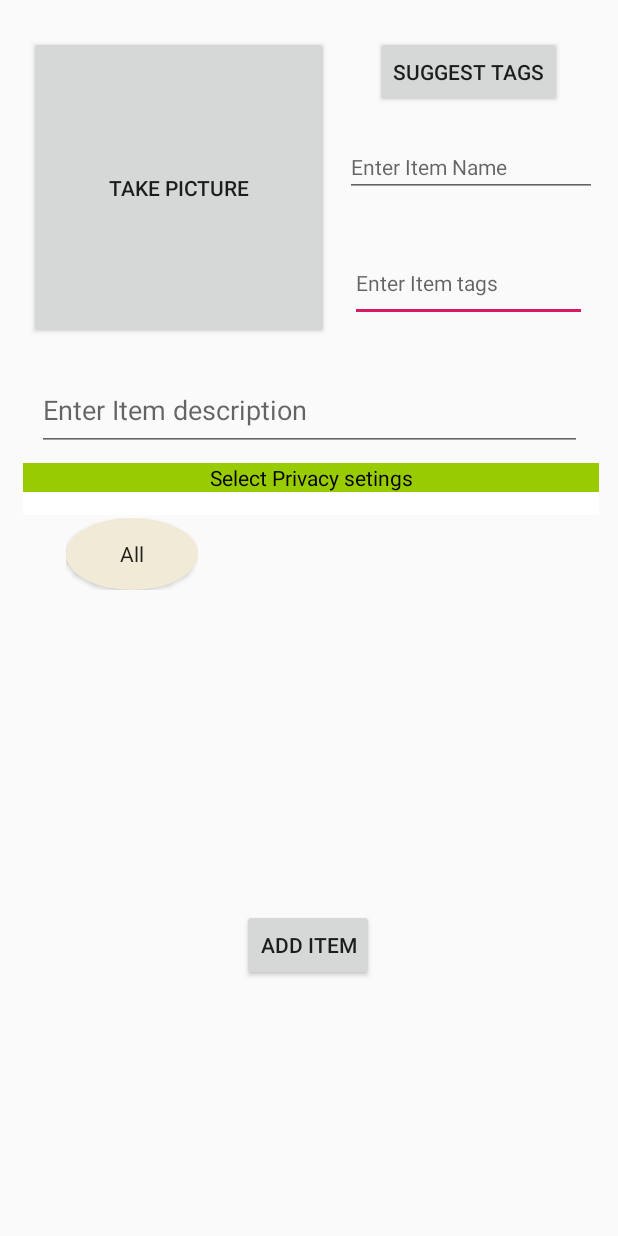
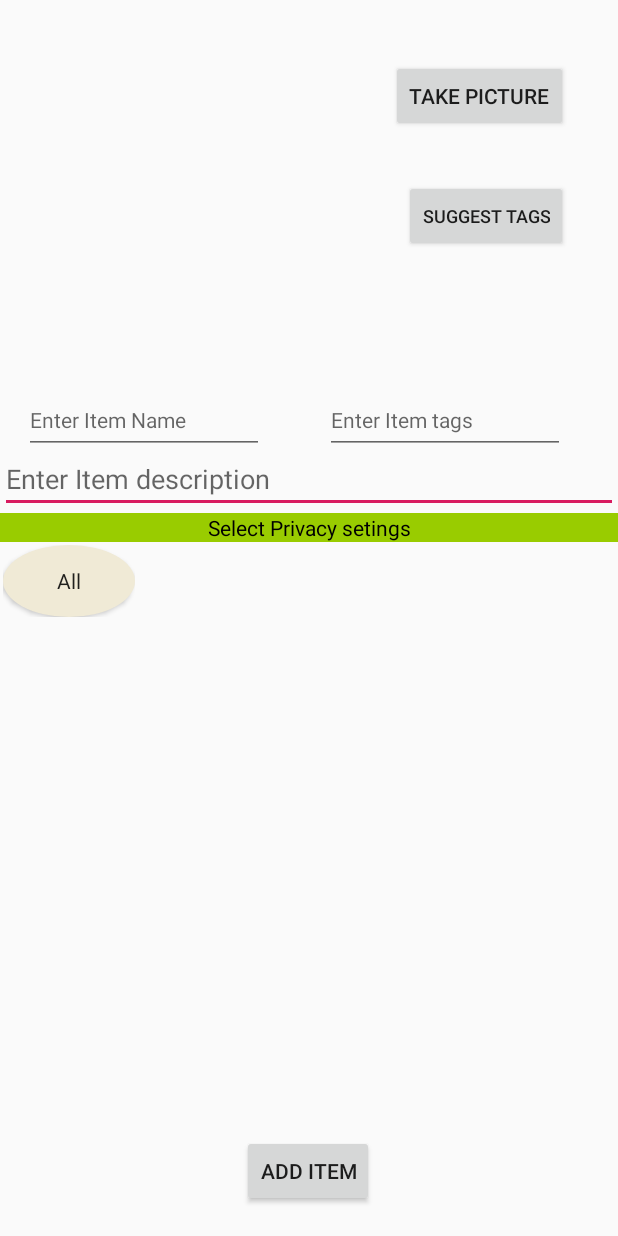
Before and after one commit to asilmian/It_proj_android, an Android app: the AddItemActivity screen opened directly, with no data from a screen before it, on a phone screen of 412 x 824 dp. Run offline under Robolectric (Android 15) with nearby library versions, the phone set to English and light mode, and no system bars; our stand-ins replace Firebase (no records; nobody signed in at launch, a user with empty details on screens opened directly); network calls fail.

Commit message:
changed from linear layout to constraint layout

```diff
--- a/ItemOrganizer/app/src/main/res/layout/activity_add_item.xml
+++ b/ItemOrganizer/app/src/main/res/layout/activity_add_item.xml
@@ -1,43 +1,45 @@
 <?xml version="1.0" encoding="utf-8"?>
-<LinearLayout xmlns:android="http://schemas.android.com/apk/res/android"
+<androidx.constraintlayout.widget.ConstraintLayout xmlns:android="http://schemas.android.com/apk/res/android"
     xmlns:app="http://schemas.android.com/apk/res-auto"
     xmlns:tools="http://schemas.android.com/tools"
-    android:orientation="vertical" android:layout_width="match_parent"
+    android:id="@+id/linearLayout4"
+    android:layout_width="match_parent"
+    android:layout_height="match_parent"
     android:layout_gravity="center_horizontal"
-    android:layout_height="match_parent"
     tools:context=".AddItem.AddItemActivity">
 
-    <androidx.constraintlayout.widget.ConstraintLayout
-        android:layout_width="match_parent"
-        android:layout_height="match_parent">
-
-
-        <ImageView
-            android:id="@+id/image"
-            android:layout_width="202dp"
-            android:layout_height="201dp"
-            android:layout_marginStart="16dp"
-            android:layout_marginTop="16dp"
+    <EditText
+        android:id="@+id/add_item_desc"
+        android:layout_width="0dp"
+        android:layout_height="39dp"
+        android:ems="10"
+        android:gravity="start|top"
+        android:hint="@string/enter_item_description"
+        android:importantForAutofill="no"
+        android:inputType="textMultiLine"
+        app:layout_constraintEnd_toEndOf="parent"
+        app:layout_constraintHorizontal_bias="0.0"
         app:layout_constraintStart_toStartOf="parent"
-            app:layout_constraintTop_toTopOf="parent" />
+        app:layout_constraintTop_toBottomOf="@+id/add_item_name" />
 
     <Button
-            android:id="@+id/PictureBtn"
-            android:layout_width="200dp"
-            android:layout_height="202dp"
-            android:layout_marginStart="16dp"
-            android:layout_marginTop="24dp"
-            android:text="@string/take_picture"
-            app:layout_constraintEnd_toStartOf="@+id/add_item_tags"
-            app:layout_constraintHorizontal_bias="0.181"
+        android:id="@+id/button2"
+        android:layout_width="wrap_content"
+        android:layout_height="0dp"
+        android:layout_marginTop="32dp"
+        android:onClick="getDesc"
+        android:text="@string/suggest_tags"
+        android:textSize="12sp"
+        app:layout_constraintEnd_toEndOf="parent"
+        app:layout_constraintHorizontal_bias="0.889"
         app:layout_constraintStart_toStartOf="parent"
-            app:layout_constraintTop_toTopOf="parent" />
+        app:layout_constraintTop_toBottomOf="@+id/PictureBtn" />
 
     <EditText
         android:id="@+id/add_item_tags"
-            android:layout_width="158dp"
-            android:layout_height="51dp"
-            android:layout_marginTop="32dp"
+        android:layout_width="wrap_content"
+        android:layout_height="45dp"
+        android:layout_marginTop="16dp"
         android:ems="10"
         android:hint="@string/enter_item_tags"
         android:importantForAutofill="no"
@@ -45,127 +47,108 @@
         android:labelFor="@id/add_item_tags"
         android:textSize="14sp"
         app:layout_constraintEnd_toEndOf="parent"
-            app:layout_constraintHorizontal_bias="0.428"
-            app:layout_constraintStart_toEndOf="@+id/image"
-            app:layout_constraintTop_toBottomOf="@+id/add_item_name" />
+        app:layout_constraintHorizontal_bias="0.86"
+        app:layout_constraintStart_toStartOf="parent"
+        app:layout_constraintTop_toBottomOf="@+id/image" />
 
-        <EditText
-            android:id="@+id/add_item_desc"
-            android:layout_width="363dp"
-            android:layout_height="50dp"
-            android:layout_marginTop="36dp"
-            android:ems="10"
-            android:gravity="start|top"
-            android:hint="@string/enter_item_description"
-            android:importantForAutofill="no"
-            android:inputType="textMultiLine"
+    <TextView
+        android:id="@+id/textView7"
+        android:layout_width="0dp"
+        android:layout_height="wrap_content"
+        android:background="@android:color/holo_green_light"
+        android:text="@string/select_privacy_setings"
+        android:textAlignment="center"
+        android:textColor="@color/common_google_signin_btn_text_dark_focused"
+        android:textSize="14sp"
         app:layout_constraintEnd_toEndOf="parent"
+        app:layout_constraintHorizontal_bias="0.0"
         app:layout_constraintStart_toStartOf="parent"
-            app:layout_constraintTop_toBottomOf="@+id/add_item_tags" />
+        app:layout_constraintTop_toBottomOf="@+id/add_item_desc" />
+
+    <androidx.recyclerview.widget.RecyclerView
+        android:id="@+id/privacy_recycler"
+        android:layout_width="415dp"
+        android:layout_height="236dp"
+        android:scrollbars="vertical"
+        app:layout_constraintBottom_toBottomOf="parent"
+        app:layout_constraintEnd_toEndOf="parent"
+        app:layout_constraintHorizontal_bias="0.0"
+        app:layout_constraintStart_toStartOf="parent"
+        app:layout_constraintTop_toBottomOf="@+id/textView7"
+        app:layout_constraintVertical_bias="0.0">
+
+    </androidx.recyclerview.widget.RecyclerView>
+
+    <Button
+        android:id="@+id/submit_item_button"
+        android:layout_width="wrap_content"
+        android:layout_height="wrap_content"
+        android:text="@string/add_item"
+        app:layout_constraintBottom_toBottomOf="parent"
+        app:layout_constraintEnd_toEndOf="parent"
+        app:layout_constraintHorizontal_bias="0.498"
+        app:layout_constraintStart_toStartOf="parent"
+        app:layout_constraintTop_toBottomOf="@+id/addItemProgBar"
+        app:layout_constraintVertical_bias="0.931" />
 
     <EditText
         android:id="@+id/add_item_name"
-            android:layout_width="168dp"
-            android:layout_height="39dp"
-            android:layout_marginStart="12dp"
-            android:layout_marginTop="92dp"
+        android:layout_width="wrap_content"
+        android:layout_height="45dp"
+        android:layout_marginTop="16dp"
         android:autofillHints=""
         android:ems="10"
         android:hint="@string/enter_item_name"
         android:inputType="textPersonName"
         android:labelFor="@id/add_item_name"
         android:textSize="14sp"
+        app:layout_constraintEnd_toStartOf="@+id/add_item_tags"
+        app:layout_constraintHorizontal_bias="0.277"
+        app:layout_constraintStart_toStartOf="parent"
+        app:layout_constraintTop_toBottomOf="@+id/image" />
+
+    <ProgressBar
+        android:id="@+id/addItemProgBar"
+        android:layout_width="232dp"
+        android:layout_height="194dp"
+        android:gravity="center"
+        android:visibility="invisible"
+        app:layout_constraintBottom_toBottomOf="parent"
         app:layout_constraintEnd_toEndOf="parent"
-            app:layout_constraintHorizontal_bias="0.0"
-            app:layout_constraintStart_toEndOf="@+id/image"
+        app:layout_constraintHorizontal_bias="0.497"
+        app:layout_constraintStart_toStartOf="parent"
+        app:layout_constraintTop_toTopOf="parent"
+        app:layout_constraintVertical_bias="0.478" />
+
+    <Button
+        android:id="@+id/PictureBtn"
+        android:layout_width="wrap_content"
+        android:layout_height="wrap_content"
+        android:layout_marginTop="40dp"
+        android:text="@string/take_picture"
+        app:layout_constraintEnd_toEndOf="parent"
+        app:layout_constraintHorizontal_bias="0.886"
+        app:layout_constraintStart_toStartOf="parent"
         app:layout_constraintTop_toTopOf="parent" />
 
-        <Button
-            android:id="@+id/button2"
-            android:layout_width="wrap_content"
-            android:layout_height="wrap_content"
-            android:layout_marginTop="24dp"
-            android:onClick="getDesc"
-            android:text="@string/suggest_tags"
+    <ImageView
+        android:id="@+id/image"
+        android:layout_width="231dp"
+        android:layout_height="225dp"
+        android:layout_marginTop="16dp"
         app:layout_constraintEnd_toEndOf="parent"
-            app:layout_constraintHorizontal_bias="0.87"
+        app:layout_constraintHorizontal_bias="0.068"
         app:layout_constraintStart_toStartOf="parent"
         app:layout_constraintTop_toTopOf="parent" />
 
     <ProgressBar
-            android:id="@+id/addItemProgBar"
-            android:layout_width="392dp"
-            android:layout_height="182dp"
-            android:layout_marginTop="180dp"
-            android:gravity="center"
-            android:visibility="invisible"
-            app:layout_constraintEnd_toEndOf="parent"
-            app:layout_constraintStart_toStartOf="parent"
-            app:layout_constraintTop_toTopOf="parent" />
-
-        <LinearLayout
-            android:id="@+id/linearLayout"
-            android:layout_width="384dp"
-            android:layout_height="265dp"
-            android:layout_gravity="center_horizontal"
-            android:layout_marginTop="8dp"
-            android:orientation="vertical"
-            app:layout_constraintEnd_toEndOf="parent"
-            app:layout_constraintHorizontal_bias="0.54"
-            app:layout_constraintStart_toStartOf="parent"
-            app:layout_constraintTop_toBottomOf="@+id/add_item_desc">
-
-            <TextView
-                android:id="@+id/textView7"
-                android:layout_width="match_parent"
-                android:layout_height="wrap_content"
-                android:background="@android:color/holo_green_light"
-                android:text="@string/select_privacy_setings"
-                android:textAlignment="center"
-                android:textColor="@color/common_google_signin_btn_text_dark_focused"
-                android:textSize="14sp" />
-
-            <View
-                android:id="@+id/divider3"
-                android:layout_width="match_parent"
-                android:layout_height="15dp"
-                android:background="#FFFFFF" />
-
-            <androidx.recyclerview.widget.RecyclerView
-                android:id="@+id/privacy_recycler"
-                android:layout_width="330dp"
-                android:layout_height="228dp"
-                android:layout_gravity="center"
-                android:scrollbars="vertical">
-
-            </androidx.recyclerview.widget.RecyclerView>
-
-        </LinearLayout>
-
-        <Button
-            android:id="@+id/submit_item_button"
+        android:id="@+id/addItemSecondarBar"
+        style="?android:attr/progressBarStyle"
         android:layout_width="wrap_content"
         android:layout_height="wrap_content"
-            android:layout_marginTop="32dp"
-            android:text="@string/add_item"
-            app:layout_constraintEnd_toEndOf="parent"
-            app:layout_constraintHorizontal_bias="0.498"
-            app:layout_constraintStart_toStartOf="parent"
-            app:layout_constraintTop_toBottomOf="@+id/linearLayout" />
-
-        <ProgressBar
-            android:id="@+id/addItemSecondarBar"
-            style="?android:attr/progressBarStyle"
-            android:layout_width="41dp"
-            android:layout_height="36dp"
-            android:layout_marginStart="184dp"
         app:layout_constraintBottom_toTopOf="@+id/submit_item_button"
         app:layout_constraintEnd_toEndOf="parent"
-            app:layout_constraintHorizontal_bias="0.043"
-            app:layout_constraintStart_toStartOf="parent"
-            app:layout_constraintTop_toBottomOf="@+id/linearLayout"
-            app:layout_constraintVertical_bias="1.0" />
+        app:layout_constraintHorizontal_bias="0.495"
+        app:layout_constraintStart_toStartOf="parent" />
 
 </androidx.constraintlayout.widget.ConstraintLayout>
-
-</LinearLayout>
```
Also changed, not shown: ItemOrganizer/app/src/main/res/layout/fragment_item.xml (+59 -64 lines). Lines whose indentation alone changed are shown as unchanged.
